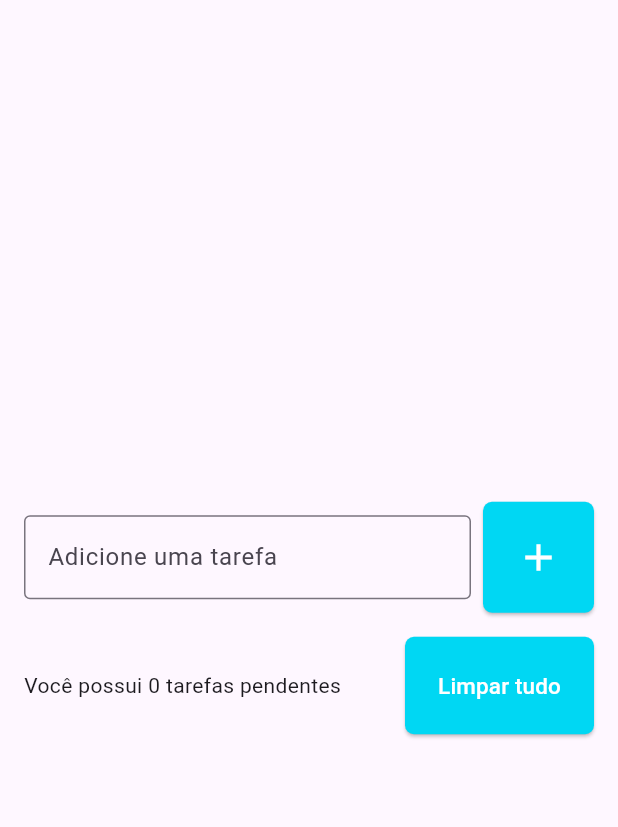
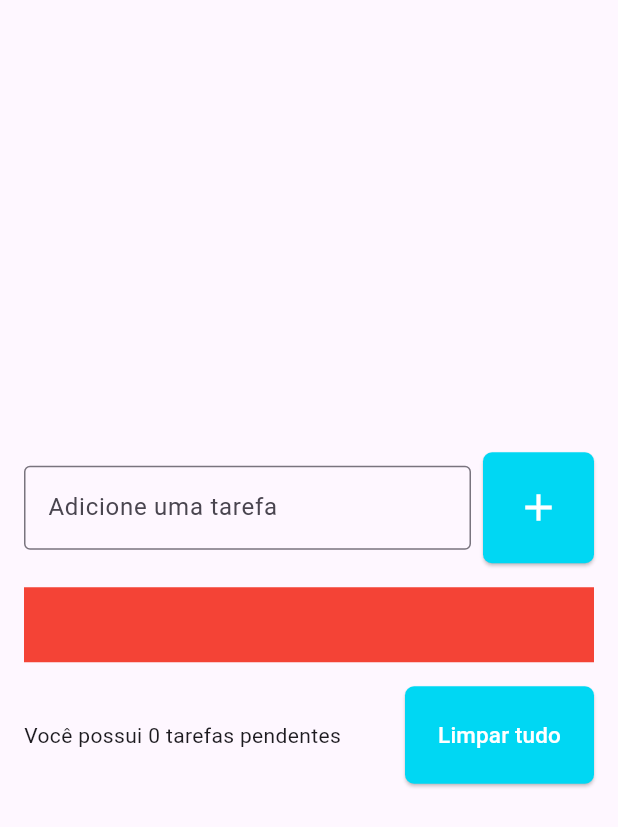
Before and after one commit to mercurio236/todo_list, a Flutter app: the screen it shows after launch, on a phone screen of 412 x 824 dp. Shown: the top 827 px of the screen. Run offline on Flutter 3.47's test engine with Material 3 defaults, Android fonts, the phone set to English and light mode, and no system bars.

Commit message:
feat: usando ListView

```diff
--- a/lib/pages/todo_list.dart
+++ b/lib/pages/todo_list.dart
@@ -43,6 +43,18 @@ class TodoListPage extends StatelessWidget {
             SizedBox(
               height: 16,
             ),
+            ListView(
+              shrinkWrap: true, //vai fazer o calculo do tamanho da tela
+              children: [
+                Container(
+                  color: Colors.red,
+                  height: 50,
+                )
+              ],
+            ),
+            SizedBox(
+              height: 16,
+            ),
             Row(
               children: [
                 Expanded(child: Text('Você possui 0 tarefas pendentes')),
```
